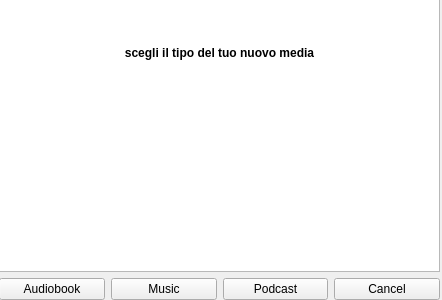
Qt form src/view/newmediatypedialog.ui (Mario1535/PaoProject) before a commit.
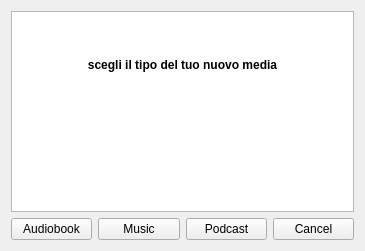
The same form after that commit.

Patch:
```diff
--- a/src/view/newmediatypedialog.ui
+++ b/src/view/newmediatypedialog.ui
@@ -6,22 +6,21 @@
    <rect>
     <x>0</x>
     <y>0</y>
-    <width>442</width>
-    <height>300</height>
+    <width>365</width>
+    <height>251</height>
    </rect>
   </property>
+  <property name="sizePolicy">
+   <sizepolicy hsizetype="Fixed" vsizetype="Fixed">
+    <horstretch>0</horstretch>
+    <verstretch>0</verstretch>
+   </sizepolicy>
+  </property>
   <property name="windowTitle">
    <string>Form</string>
   </property>
-  <widget class="QWidget" name="verticalLayoutWidget">
-   <property name="geometry">
-    <rect>
-     <x>-1</x>
-     <y>-1</y>
-     <width>441</width>
-     <height>301</height>
-    </rect>
-   </property>
+  <layout class="QVBoxLayout" name="verticalLayout_2">
+   <item>
    <layout class="QVBoxLayout" name="verticalLayout">
     <item>
      <widget class="QTextBrowser" name="textBrowser">
@@ -73,7 +72,8 @@
      </layout>
     </item>
    </layout>
-  </widget>
+   </item>
+  </layout>
  </widget>
  <resources/>
  <connections/>
```
Left out of the diff: 2 changed lines with no effect on the pictures. Lines whose indentation alone changed are shown as unchanged.
